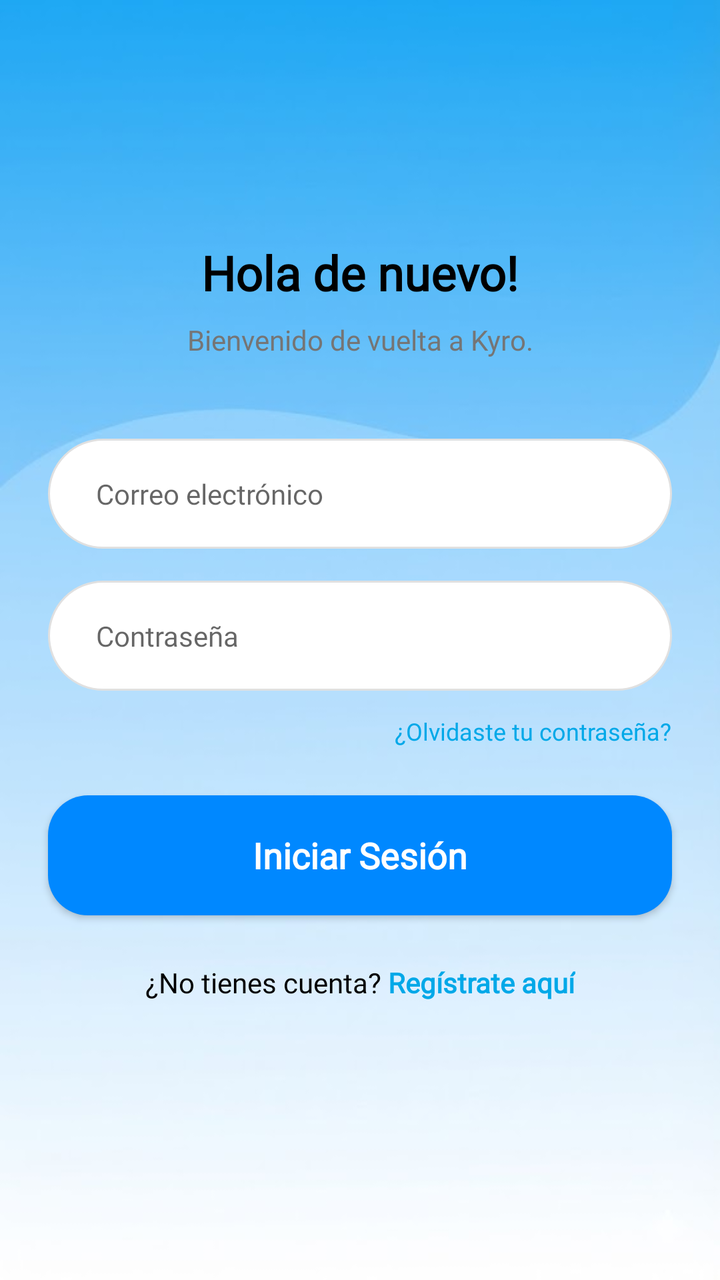
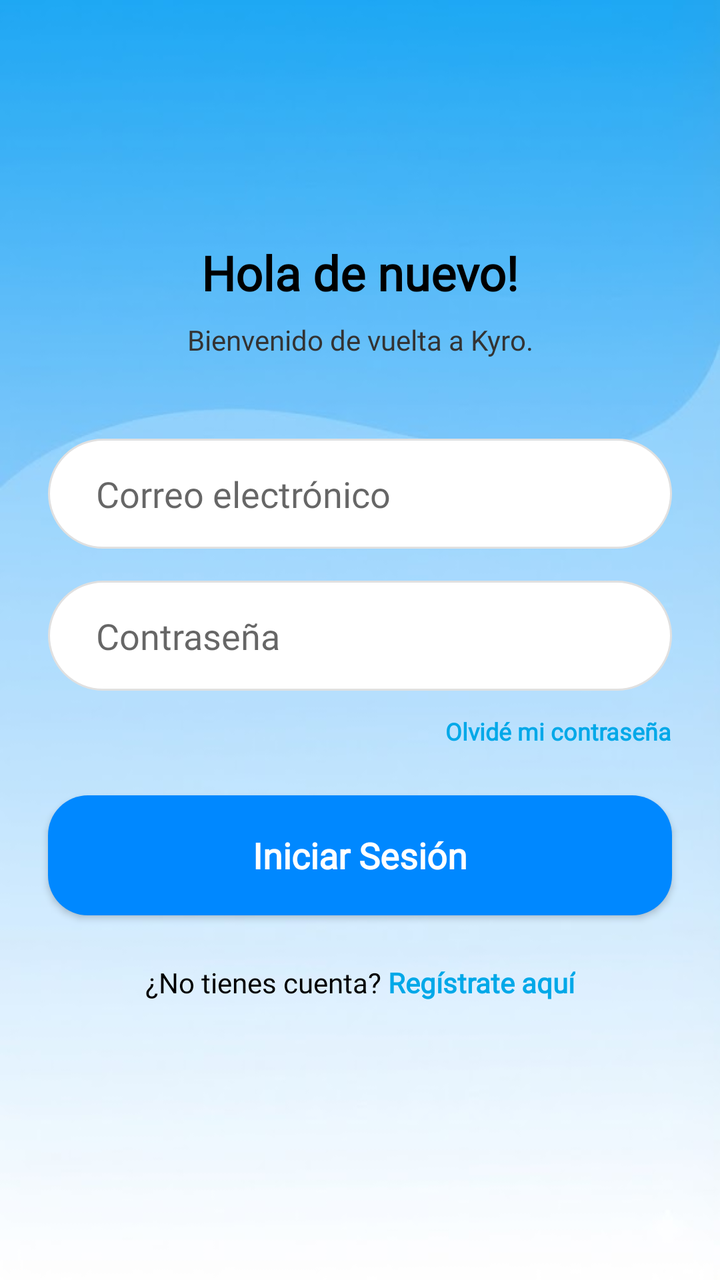

Before-and-after screenshots of an Android layout around one commit, followed by the original layout XML and the change that was made.
<!-- AndroidManifest.xml: activity theme Theme.MaterialComponents.Light.NoActionBar -->
<!-- res/layout/activity_login.xml -->
<?xml version="1.0" encoding="utf-8"?>
<ScrollView xmlns:android="http://schemas.android.com/apk/res/android"
    xmlns:app="http://schemas.android.com/apk/res-auto"
    android:layout_width="match_parent"
    android:layout_height="match_parent"
    android:fillViewport="true">

    <androidx.constraintlayout.widget.ConstraintLayout
        android:layout_width="match_parent"
        android:layout_height="wrap_content"
        android:paddingBottom="32dp"
        android:background="@drawable/img_fondo_primal">

        <TextView
            android:id="@+id/tvTitle"
            android:layout_width="wrap_content"
            android:layout_height="wrap_content"
            android:text="Hola de nuevo!"
            android:fontFamily="@font/poppins"
            android:textStyle="bold"
            android:textColor="#000000"
            android:textSize="24sp"
            android:layout_marginTop="120dp"
            app:layout_constraintTop_toTopOf="parent"
            app:layout_constraintStart_toStartOf="parent"
            app:layout_constraintEnd_toEndOf="parent"/>

        <TextView
            android:id="@+id/tvSubtitle"
            android:layout_width="wrap_content"
            android:layout_height="wrap_content"
            android:text="Bienvenido de vuelta a Kyro."
            android:fontFamily="@font/poppins"
            android:textColor="#757575"
            android:textSize="14sp"
            android:layout_marginTop="8dp"
            app:layout_constraintTop_toBottomOf="@+id/tvTitle"
            app:layout_constraintStart_toStartOf="parent"
            app:layout_constraintEnd_toEndOf="parent"/>

        <EditText
            android:id="@+id/etEmail"
            android:layout_width="0dp"
            android:layout_height="55dp"
            android:layout_marginHorizontal="24dp"
            android:layout_marginTop="40dp"
            android:background="@drawable/bg_blanco_kyro"
            android:hint="Correo electrónico"
            android:paddingStart="24dp"
            android:paddingEnd="24dp"
            android:inputType="textEmailAddress"
            android:fontFamily="@font/poppins"
            android:textSize="14sp"
            app:layout_constraintTop_toBottomOf="@+id/tvSubtitle"
            app:layout_constraintStart_toStartOf="parent"
            app:layout_constraintEnd_toEndOf="parent"/>

        <EditText
            android:id="@+id/etPassword"
            android:layout_width="0dp"
            android:layout_height="55dp"
            android:layout_marginHorizontal="24dp"
            android:layout_marginTop="16dp"
            android:background="@drawable/bg_blanco_kyro"
            android:hint="Contraseña"
            android:paddingStart="24dp"
            android:paddingEnd="24dp"
            android:inputType="textPassword"
            android:fontFamily="@font/poppins"
            android:textSize="14sp"
            app:layout_constraintTop_toBottomOf="@+id/etEmail"
            app:layout_constraintStart_toStartOf="parent"
            app:layout_constraintEnd_toEndOf="parent"/>

        <TextView
            android:id="@+id/tvForgotPassword"
            android:layout_width="wrap_content"
            android:layout_height="wrap_content"
            android:text="¿Olvidaste tu contraseña?"
            android:textColor="#00A8E8"
            android:textSize="12sp"
            android:fontFamily="@font/poppins"
            android:layout_marginTop="12dp"
            android:layout_marginEnd="24dp"
            app:layout_constraintTop_toBottomOf="@+id/etPassword"
            app:layout_constraintEnd_toEndOf="parent"/>

        <androidx.appcompat.widget.AppCompatButton
            android:id="@+id/btnLogin"
            android:layout_width="0dp"
            android:layout_height="60dp"
            android:layout_marginHorizontal="24dp"
            android:layout_marginTop="24dp"
            android:text="Iniciar Sesión"
            android:textAllCaps="false"
            android:textColor="#FFFFFF"
            android:fontFamily="@font/poppins"
            android:textStyle="bold"
            android:textSize="18sp"
            android:background="@drawable/bg_azul_oscuro_kyro"
            android:gravity="center"
            app:layout_constraintTop_toBottomOf="@+id/tvForgotPassword"
            app:layout_constraintStart_toStartOf="parent"
            app:layout_constraintEnd_toEndOf="parent"/>

        <LinearLayout
            android:layout_width="wrap_content"
            android:layout_height="wrap_content"
            android:orientation="horizontal"
            android:layout_marginTop="24dp"
            app:layout_constraintTop_toBottomOf="@+id/btnLogin"
            app:layout_constraintStart_toStartOf="parent"
            app:layout_constraintEnd_toEndOf="parent">

            <TextView
                android:layout_width="wrap_content"
                android:layout_height="wrap_content"
                android:text="¿No tienes cuenta? "
                android:fontFamily="@font/poppins"
                android:textColor="#000000"/>

            <TextView
                android:id="@+id/tvGoToRegister"
                android:layout_width="wrap_content"
                android:layout_height="wrap_content"
                android:text="Regístrate aquí"
                android:textStyle="bold"
                android:fontFamily="@font/poppins"
                android:textColor="#00A8E8"/>
        </LinearLayout>

    </androidx.constraintlayout.widget.ConstraintLayout>
</ScrollView>
<!-- resources referenced by this layout -->
<resources>
  <!-- drawable bg_azul_oscuro_kyro (drawable) -->
  <?xml version="1.0" encoding="utf-8"?>
  <shape xmlns:android="http://schemas.android.com/apk/res/android">
      <solid android:color="#0088FF"/>
      <corners android:radius="20dp"/>
  </shape>
  <!-- drawable bg_blanco_kyro (drawable) -->
  <?xml version="1.0" encoding="utf-8"?>
  <shape xmlns:android="http://schemas.android.com/apk/res/android">
      <solid android:color="#FFFFFF"/> <corners android:radius="50dp"/> <stroke android:width="1dp" android:color="#E0E0E0"/>
      <padding android:left="20dp" android:right="20dp"/>
  </shape>
  <!-- drawable img_fondo_primal: jpg bitmap (drawable, 13880 bytes) -->
</resources>

<!-- the commit's change to res/layout/activity_login.xml (unified diff, before → after) -->
@@ -26,12 +26,12 @@
             app:layout_constraintEnd_toEndOf="parent"/>
 
         <TextView
-            android:id="@+id/tvSubtitle"
+            android:id="@+id/etEmail"
             android:layout_width="wrap_content"
             android:layout_height="wrap_content"
             android:text="Bienvenido de vuelta a Kyro."
             android:fontFamily="@font/poppins"
-            android:textColor="#757575"
+            android:textColor="#333333"
             android:textSize="14sp"
             android:layout_marginTop="8dp"
             app:layout_constraintTop_toBottomOf="@+id/tvTitle"
@@ -39,7 +39,7 @@
             app:layout_constraintEnd_toEndOf="parent"/>
 
         <EditText
-            android:id="@+id/etEmail"
+            android:id="@+id/etPassword"
             android:layout_width="0dp"
             android:layout_height="55dp"
             android:layout_marginHorizontal="24dp"
@@ -50,13 +50,13 @@
             android:paddingEnd="24dp"
             android:inputType="textEmailAddress"
             android:fontFamily="@font/poppins"
-            android:textSize="14sp"
-            app:layout_constraintTop_toBottomOf="@+id/tvSubtitle"
+            android:textSize="18sp"
+            app:layout_constraintTop_toBottomOf="@+id/etEmail"
             app:layout_constraintStart_toStartOf="parent"
             app:layout_constraintEnd_toEndOf="parent"/>
 
         <EditText
-            android:id="@+id/etPassword"
+            android:id="@+id/etForgotPassword"
             android:layout_width="0dp"
             android:layout_height="55dp"
             android:layout_marginHorizontal="24dp"
@@ -67,8 +67,8 @@
             android:paddingEnd="24dp"
             android:inputType="textPassword"
             android:fontFamily="@font/poppins"
-            android:textSize="14sp"
-            app:layout_constraintTop_toBottomOf="@+id/etEmail"
+            android:textSize="18sp"
+            app:layout_constraintTop_toBottomOf="@+id/etPassword"
             app:layout_constraintStart_toStartOf="parent"
             app:layout_constraintEnd_toEndOf="parent"/>
 
@@ -76,13 +76,14 @@
             android:id="@+id/tvForgotPassword"
             android:layout_width="wrap_content"
             android:layout_height="wrap_content"
-            android:text="¿Olvidaste tu contraseña?"
+            android:text="Olvidé mi contraseña"
             android:textColor="#00A8E8"
             android:textSize="12sp"
+            android:textStyle="bold"
             android:fontFamily="@font/poppins"
             android:layout_marginTop="12dp"
             android:layout_marginEnd="24dp"
-            app:layout_constraintTop_toBottomOf="@+id/etPassword"
+            app:layout_constraintTop_toBottomOf="@+id/etForgotPassword"
             app:layout_constraintEnd_toEndOf="parent"/>
 
         <androidx.appcompat.widget.AppCompatButton
